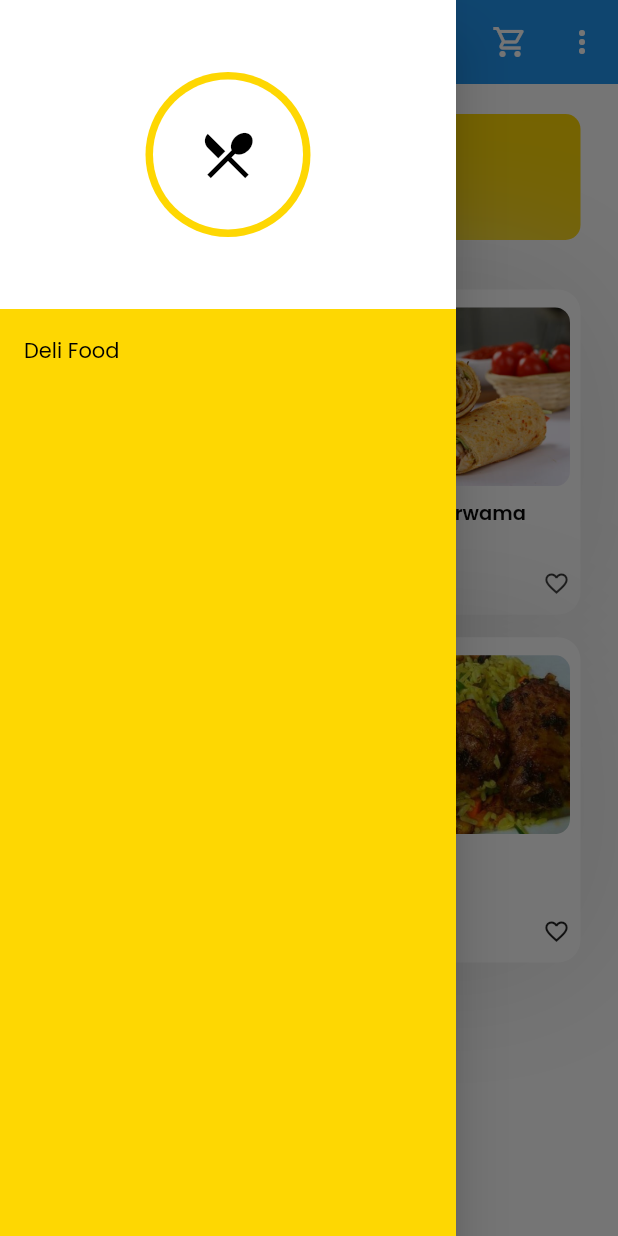
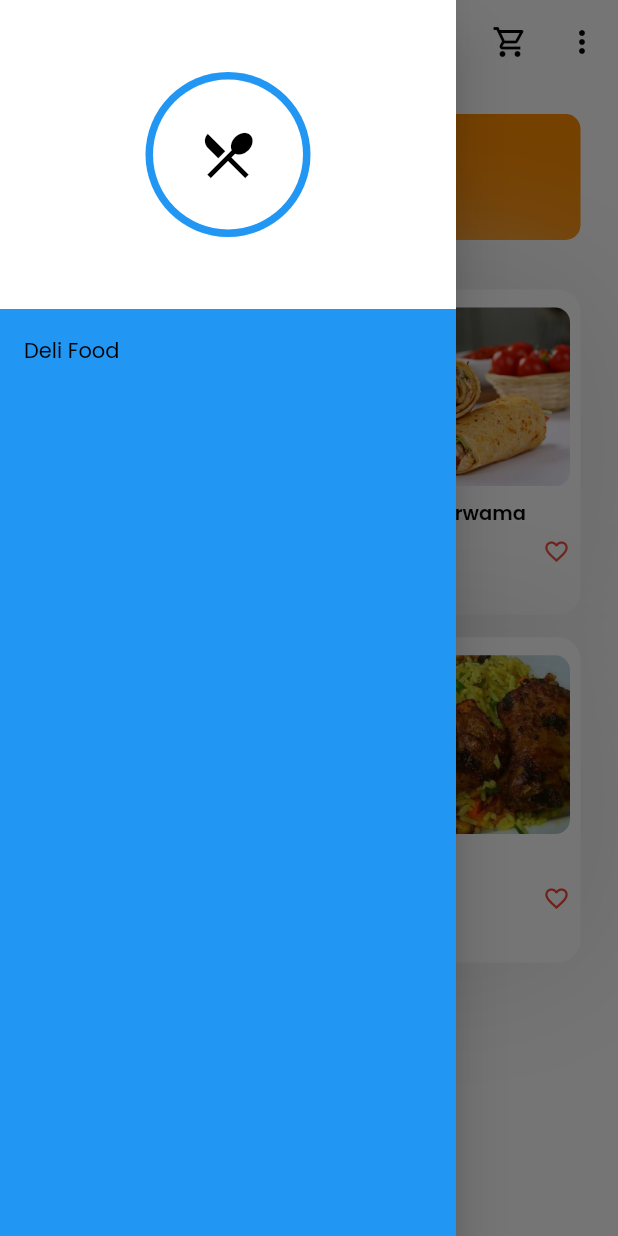
Before and after one commit to Uditega/delifoods, a Flutter app: the screen it shows after launch, with the side drawer open, on a phone screen of 412 x 824 dp. Run offline on Flutter 3.47's test engine with Material 2 defaults, Android fonts, the phone set to English and light mode, and no system bars.

Commit message:
GridItem

```diff
--- /dev/null
+++ b/lib/components/grid_item.dart
@@ -0,0 +1,30 @@
+import 'package:flutter/material.dart';
+import 'package:delifoods/components/productItem.dart';
+
+
+import 'package:provider/provider.dart';
+import 'package:delifoods/provider/product_provider.dart';
+
+class GridProduct extends StatelessWidget {
+
+  @override
+  Widget build(BuildContext context) {
+
+    final productData = Provider.of<Products>(context);
+    final products = productData.items;
+
+    return GridView.builder(
+      itemCount:  products.length,
+      gridDelegate: SliverGridDelegateWithFixedCrossAxisCount(
+        crossAxisCount: 2,
+        childAspectRatio: 0.8,
+        crossAxisSpacing: 15,
+        mainAxisSpacing: 15,
+      ),
+      itemBuilder: (ctx, i) => ChangeNotifierProvider(
+        create: (_) => products[i],
+        child: ProductItem(),
+      ),
+    );
+  }
+}
--- a/lib/components/productItem.dart
+++ b/lib/components/productItem.dart
@@ -1,18 +1,16 @@
+import 'package:delifoods/views/productDetail.dart';
 import 'package:flutter/material.dart';
-import 'package:hexcolor/hexcolor.dart';
+
+import 'package:provider/provider.dart';
+import 'package:delifoods/provider/product.dart';
 
 class ProductItem extends StatelessWidget {
 
-  final String id;
-  final String image;
-  final String title;
-  final double price;
-  bool isFavorite;
-
-  ProductItem(this.id, this.image, this.title, this.price, this.isFavorite);
 
   @override
   Widget build(BuildContext context) {
+
+    final product = Provider.of<Product>(context);
 
     return LayoutBuilder(builder: (ctx, constraints){
       return Container(
@@ -27,40 +25,52 @@ class ProductItem extends StatelessWidget {
             ]
         ),
         child: Padding(
-         padding: const EdgeInsets.fromLTRB(7, 12, 7, 12),
+          padding: const EdgeInsets.fromLTRB(7, 12, 7, 5),
           child: Column(
             crossAxisAlignment: CrossAxisAlignment.start,
             children: [
-             ClipRRect(
+              GestureDetector(
+                onTap: () {
+                    Navigator.of(context).pushNamed(ProductDetails.routeName, arguments: product.id);
+                },
+                child: ClipRRect(
                   borderRadius: BorderRadius.circular(10),
-               child: Image.asset(image,
+                  child: Image.asset(product.image,
                     height: constraints.maxHeight*0.55,
                     width: MediaQuery.of(context).size.width,
                     fit: BoxFit.cover,
                   ),
                 ),
+              ),
               SizedBox(
                 height: constraints.maxHeight*0.04,
               ),
-             Expanded(
-               child: Text(title,
+              Text(product.title,
                 style: TextStyle(
                   fontSize: 13,
                   fontWeight: FontWeight.w600,
                 ),
               ),
+              SizedBox(
+                height: constraints.maxHeight*0.03,
               ),
               Row(
                 mainAxisAlignment: MainAxisAlignment.spaceBetween,
                 children: [
-                 Text('NGN $price',
+                  Text('NGN ${product.price}',
                     style: TextStyle(
                         fontSize: 11,
-                     color: HexColor("#555555")
+                        color: Color(0xff555555),
                     ),
                   ),
-                 Icon(Icons.favorite_outline,
-                 size: 18,
+                  GestureDetector(
+                    onTap: (){
+                      product.toggleFavorite();
+                    },
+                    child: Icon(
+                        product.isFavourite? Icons.favorite: Icons.favorite_border,
+                    size: 18,color: Colors.red,
+                    ),
                   ),
                 ],
               ),
--- a/lib/components/sideBar.dart
+++ b/lib/components/sideBar.dart
@@ -6,7 +6,7 @@ class SideBar extends StatelessWidget {
 
     return LayoutBuilder(builder: (ctx, constraints){
       return Container(
-        width: constraints.maxWidth*0.6,
+        // width: constraints.maxWidth*0.6,
         color: Theme.of(context).accentColor,
         child: Column(
           crossAxisAlignment: CrossAxisAlignment.start,
--- /dev/null
+++ b/lib/generate_route.dart
@@ -0,0 +1,14 @@
+import 'package:delifoods/views/productDetail.dart';
+import 'package:delifoods/views/productOverView.dart';
+import 'package:flutter/material.dart';
+
+class RouteGenerator {
+
+  static Route<dynamic> generateRoute(RouteSettings settings){
+    switch (settings.name) {
+      case '/':
+        return MaterialPageRoute(builder: (_) => ProductOverView());
+
+    }
+  }
+}
--- a/lib/main.dart
+++ b/lib/main.dart
@@ -1,6 +1,10 @@
 import 'package:delifoods/theme.dart';
-import 'package:delifoods/views/productOverView.dart';
+import 'package:delifoods/views/productDetail.dart';
 import 'package:flutter/material.dart';
+import 'package:delifoods/generate_route.dart';
+
+import 'package:delifoods/provider/product_provider.dart';
+import 'package:provider/provider.dart';
 
 void main() {
   runApp(MyApp());
@@ -25,12 +29,19 @@ class _MyAppState extends State<MyApp> {
 
   @override
   Widget build(BuildContext context) {
-    return MaterialApp(
-      title: 'Deli food online store',
-      theme: CustomTheme.lightTheme,
-      darkTheme: CustomTheme.darkTheme,
-      themeMode: currentTheme.currentTheme,
-      home: ProductOverView(),
+    return ChangeNotifierProvider(
+      create: (ctx) => Products(),
+      child: MaterialApp(
+        title: 'Deli food online store',
+        initialRoute: '/',
+        theme: CustomTheme.lightTheme,
+        darkTheme: CustomTheme.darkTheme,
+        themeMode: currentTheme.currentTheme,
+        onGenerateRoute: RouteGenerator.generateRoute,
+        routes: {
+          ProductDetails.routeName : (ctx) => ProductDetails(),
+        },
+      ),
     );
   }
 }
--- a/lib/model/product.dart
+++ b/lib/provider/product.dart
@@ -1,14 +1,14 @@
 import 'package:flutter/material.dart';
 import 'package:flutter/foundation.dart';
 
-class Product {
+class Product with ChangeNotifier{
 
   final String id;
   final String title;
   final String description;
   final double price;
   final String image;
-  bool isFavourite;
+  bool isFavourite ;
 
   Product ({
     @required this.id,
@@ -16,7 +16,12 @@ class Product {
     @required this.description,
     @required this.price,
     @required this.image,
-    this.isFavourite
+    this.isFavourite,
   });
 
+  void toggleFavorite (){
+    isFavourite = !isFavourite;
+    notifyListeners();
+  }
+
 }
--- /dev/null
+++ b/lib/provider/product_provider.dart
@@ -0,0 +1,50 @@
+import 'package:flutter/foundation.dart';
+
+import 'package:delifoods/provider/product.dart';
+
+class Products with ChangeNotifier{
+
+  List<Product> _item = [
+    Product(
+        id: 'p1',
+        title: 'Beef Cheesy Pizza',
+        description: 'Tasty Beef Cheesy Pizza, extra beef',
+        price: 3000.00,
+        image: 'images/BeefPizza.jpg',
+        isFavourite: false
+    ),
+    Product(
+        id: 'p2',
+        title: 'Chicken Sharwama',
+        description: 'Tasty chicken sharwama',
+        price: 1500.00,
+        image: 'images/ChickenSharwama.jpg',
+        isFavourite: false
+    ),
+    Product(
+        id: 'p3',
+        title: 'Chicken Pizza',
+        description: 'Tasty chicken Pizza',
+        price: 3500.00,
+        image: 'images/ChickenPizza.jpg',
+        isFavourite: false
+    ),
+    Product(
+        id: 'p4',
+        title: 'Fried Rice',
+        description: 'Tasty spiced Fried rice and Turkey',
+        price: 1900.00,
+        image: 'images/FriedRice.jpg',
+        isFavourite: false
+    ),
+  ];
+
+  List<Product> get items{
+    return [..._item];
+  }
+
+  Product findById(String id){
+    return _item.firstWhere((prod) => prod.id == id);
+  }
+
+}
--- a/lib/theme.dart
+++ b/lib/theme.dart
@@ -1,5 +1,4 @@
 import 'package:flutter/material.dart';
-import 'package:hexcolor/hexcolor.dart';
 
 CustomTheme currentTheme = CustomTheme();
 
@@ -17,7 +16,17 @@ class CustomTheme with ChangeNotifier{
     return ThemeData(
       primaryColor: Colors.white,
       backgroundColor: Colors.white,
-      accentColor: HexColor("#fed702"),
+      appBarTheme: AppBarTheme(
+        backgroundColor: Colors.white,
+       titleTextStyle: TextStyle(
+           color: Colors.black,
+         fontSize: 15,
+         fontFamily: 'Poppins',
+       ),
+        actionsIconTheme: IconThemeData(
+          color: Colors.black,
+        ),
+      ),
       scaffoldBackgroundColor: Colors.white,
       fontFamily: 'Poppins',
       textTheme: TextTheme(
@@ -27,7 +36,7 @@ class CustomTheme with ChangeNotifier{
         bodyText2: TextStyle(color: Colors.black),
       ),
       cardTheme: CardTheme(
-        color: HexColor("#fed702"),
+        color: Color(0xffff8c00),
         margin: EdgeInsets.zero,
       ),
     );
@@ -36,8 +45,18 @@ class CustomTheme with ChangeNotifier{
   static ThemeData get darkTheme{
     return ThemeData(
       primaryColor: Colors.black54,
-      accentColor: Colors.redAccent,
       backgroundColor: Colors.black,
+      appBarTheme: AppBarTheme(
+        backgroundColor: Colors.black87,
+        titleTextStyle: TextStyle(
+            color: Colors.white,
+          fontSize: 15,
+          fontFamily: 'Poppins',
+        ),
+        actionsIconTheme: IconThemeData(
+          color: Colors.white,
+        ),
+      ),
       scaffoldBackgroundColor: Colors.black,
       fontFamily: 'Poppins',
       textTheme: TextTheme(
--- a/lib/views/productDetail.dart
+++ b/lib/views/productDetail.dart
@@ -1,9 +1,61 @@
 import 'package:flutter/material.dart';
 
-class ProductDetail extends StatelessWidget {
+import 'package:provider/provider.dart';
+import 'package:delifoods/provider/product_provider.dart';
+
+class ProductDetails extends StatelessWidget {
+  static const routeName = '/Product-Detail';
+
   @override
   Widget build(BuildContext context) {
+    final productId = ModalRoute.of(context).settings.arguments;
+    final loadedProduct =
+        Provider.of<Products>(context, listen: false).findById(productId);
 
-    return Scaffold();
+    return LayoutBuilder(builder: (ctx, constraints) {
+      return Scaffold(
+        backgroundColor: Color(0xffff8c00),
+        appBar: AppBar(
+          elevation: 0,
+          leading: GestureDetector(
+            onTap: (){
+              Navigator.pop(context);
+            },
+            child: Icon(Icons.arrow_back,
+            color: Colors.black,
+              size: 17,
+            ),
+          ),
+          title: Text(
+            loadedProduct.title,
+            style: TextStyle(
+              fontSize: 15,
+            ),
+          ),
+        ),
+        body: Column(
+          crossAxisAlignment: CrossAxisAlignment.start,
+          children: [
+            Container(
+              margin: EdgeInsets.zero,
+              height: constraints.maxHeight * 0.75,
+              width: constraints.maxWidth * 1,
+              decoration: BoxDecoration(
+                color: Colors.white,
+                borderRadius: BorderRadius.only(
+                    bottomRight: Radius.circular(40),
+                    bottomLeft: Radius.circular(40)),
+              ),
+              child: Column(
+                crossAxisAlignment: CrossAxisAlignment.start,
+                children: [
+                  Text('data'),
+                ],
+              ),
+            ),
+          ],
+        ),
+      );
+    });
   }
 }
--- a/lib/views/productOverView.dart
+++ b/lib/views/productOverView.dart
@@ -1,40 +1,10 @@
 import 'package:delifoods/components/sideBar.dart';
 import 'package:flutter/material.dart';
-import 'package:delifoods/model/product.dart';
-import 'package:delifoods/components/productItem.dart';
+
+import 'package:delifoods/components/grid_item.dart';
 
 class ProductOverView extends StatelessWidget {
 
-  final List<Product> loadedProduct =[
-    Product(
-        id: 'p1',
-        title: 'Beef Cheesy Pizza',
-        description: 'Tasty Beef Cheesy Pizza, extra beef',
-        price: 3000.00,
-        image: 'images/BeefPizza.jpg'
-    ),
-    Product(
-        id: 'p2',
-        title: 'Chicken Sharwama',
-        description: 'Tasty chicken sharwama',
-        price: 1500.00,
-        image: 'images/ChickenSharwama.jpg'
-    ),
-    Product(
-        id: 'p3',
-        title: 'Chicken Pizza',
-        description: 'Tasty chicken Pizza',
-        price: 3500.00,
-        image: 'images/ChickenPizza.jpg'
-    ),
-    Product(
-        id: 'p4',
-        title: 'Fried Rice',
-        description: 'Tasty spiced Fried rice and Turkey',
-        price: 1900.00,
-        image: 'images/FriedRice.jpg'
-    ),
-  ];
 
   @override
   Widget build(BuildContext context) {
@@ -48,7 +18,7 @@ class ProductOverView extends StatelessWidget {
             builder: (context) => IconButton(
               icon: CircleAvatar(
                 radius: 18,
-                backgroundColor: Theme.of(context).accentColor,
+               backgroundColor: Color(0xffff8c00),
                 child: Icon(Icons.restaurant_menu_outlined,
                 size: 15, color: Colors.black,
                 ),
@@ -110,23 +80,8 @@ class ProductOverView extends StatelessWidget {
                 height: constraints.maxHeight*0.04,
               ),
               SizedBox(
-                height: constraints.maxHeight*0.67,
-                child: GridView.builder(
-                  itemCount: loadedProduct.length,
-                  gridDelegate: SliverGridDelegateWithFixedCrossAxisCount(
-                    crossAxisCount: 2,
-                    childAspectRatio: 0.8,
-                    crossAxisSpacing: 15,
-                    mainAxisSpacing: 15,
-                  ),
-                  itemBuilder: (ctx, i) => ProductItem(
-                      loadedProduct[i].id,
-                      loadedProduct[i].image,
-                      loadedProduct[i].title,
-                    loadedProduct[i].price,
-                    loadedProduct[i].isFavourite,
-                  ),
-                ),
+                height: constraints.maxHeight*0.64,
+                child: GridProduct(),
               ),
             ],
           ),
--- a/pubspec.yaml
+++ b/pubspec.yaml
@@ -13,7 +13,7 @@ dependencies:
     sdk: flutter
 
   cupertino_icons: ^1.0.2
-  hexcolor: ^1.0.6
+  provider: ^6.0.1
 
 dev_dependencies:
   flutter_test:
```
Also changed, not shown: pubspec.lock. Lines whose indentation alone changed are shown as unchanged.
